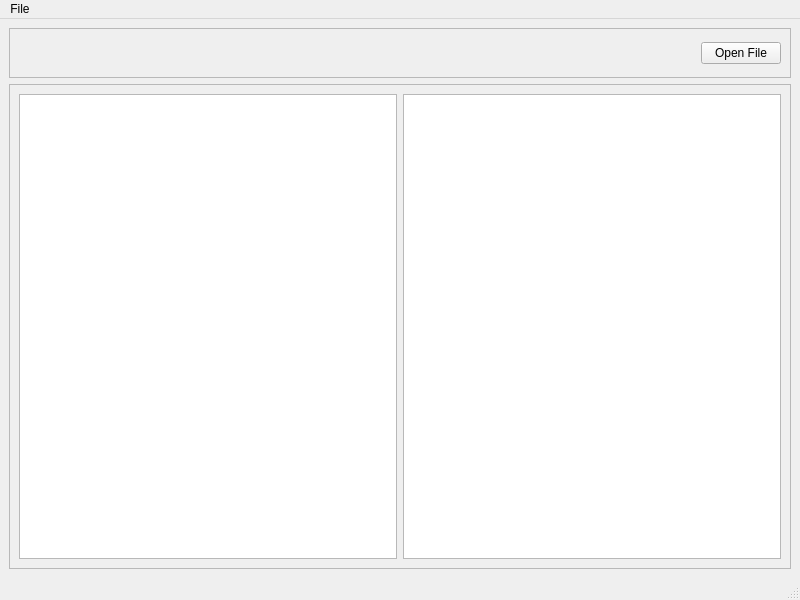
nothanley/YukesCloth, file YCLViewer/mainwindow.ui: the form before one commit.
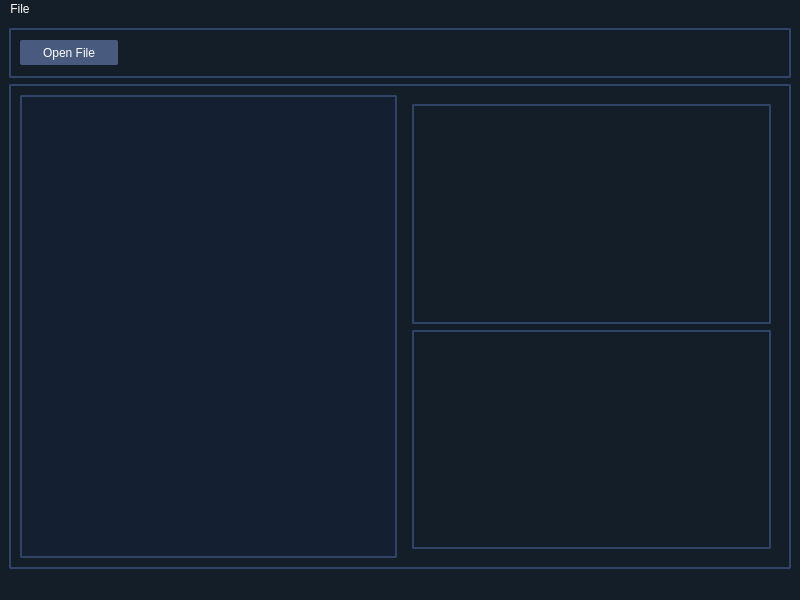
The form after the commit.

```diff
--- a/YCLViewer/mainwindow.ui
+++ b/YCLViewer/mainwindow.ui
@@ -13,6 +13,109 @@
   <property name="windowTitle">
    <string>MainWindow</string>
   </property>
+  <property name="styleSheet">
+   <string notr="true">QWidget{
+	background-color: rgb(20, 30, 40);
+	color: rgb(255,255,255);
+}
+
+QFrame{
+	border: 2px solid white;
+	border-radius: 2px;
+	border-color: rgb(49, 68, 101);
+	alternate-background-color: rgba(31, 46, 74,70);
+}
+
+QScrollBar:vertical{
+	width:  12px;
+	background-color: rgb(31, 24, 38);
+	margin: 0px 0px 0px 0px;
+}
+QScrollBar:handle{
+	min-height: 45px;
+	border-radius: 4px;
+	background-color: rgb(40, 59, 93);
+}
+QScrollBar:arrow{
+	border-radius: 4px;
+	background-color: rgb(50, 69, 103);
+}
+QScrollBar:handle:hover{
+	border-radius: 4px;
+	background-color: rgb(60, 79, 113);
+}
+QScrollBar::sub-page:vertical {
+    background-color: rgb(20, 31, 50)
+}
+
+QScrollBar::add-page:vertical {
+    background-color: rgb(20, 31, 50)
+}
+
+
+QProgressBar{ 
+	color: rgba(255,255,255,200);
+	border: solid grey;
+	border-top-right-radius: 12px;
+	border-top-left-radius: 12px;
+	border-bottom-right-radius: 12px;
+	border-bottom-left-radius: 12px;
+	background-color: rgb(15, 25, 45);
+}
+QProgressBar::chunk {
+	background-color:
+	qlineargradient(
+	spread:pad, x1:0, y1:1, x2:1, y2:0,
+	stop:0 rgba(80, 120, 150, 100), 
+	stop:1 rgba(80, 120, 150, 225));
+
+	border-top-right-radius: 5px;
+	border-top-left-radius: 5px;
+	border-bottom-right-radius: 5px;
+	border-bottom-left-radius: 5px;
+}
+
+
+QTreeView{
+	border: 2px solid white;
+	background-color: rgb(20, 31, 50);
+	border-radius: 2px;
+	border-color: rgb(49, 68, 101);
+	alternate-background-color: rgba(31, 46, 74,70);
+}
+
+QTreeView:item:hover{
+	alternate-background-color: rgb(255, 255, 127);
+	background-color: rgb(57, 85, 136);
+}
+
+QTreeView:item:selected{
+	alternate-background-color: rgb(255, 255, 127);
+	background-color: rgb(87, 105, 166);
+}
+
+QTreeView:item:pressed{
+	background-color:rgba(255, 255, 255,255);
+	alternate-background-color: rgba(255, 255, 255,255);
+}
+
+QPushButton{
+	color: rgb(255, 255, 255);
+	background-color:rgb(72, 90, 125);
+	border: 0px;
+	border-radius: 2px;
+}
+QPushButton:hover{
+	background-color:rgb(80, 99, 133);
+}
+QPushButton:pressed{
+	background-color:rgb(100, 120, 140);
+}
+
+
+
+</string>
+  </property>
   <widget class="QWidget" name="centralwidget">
    <layout class="QVBoxLayout" name="verticalLayout">
     <item>
@@ -30,6 +133,19 @@
        <enum>QFrame::Raised</enum>
       </property>
       <layout class="QHBoxLayout" name="horizontalLayout_2">
+       <item>
+        <widget class="QPushButton" name="OpenFile">
+         <property name="minimumSize">
+          <size>
+           <width>98</width>
+           <height>25</height>
+          </size>
+         </property>
+         <property name="text">
+          <string>Open File</string>
+         </property>
+        </widget>
+       </item>
        <item>
         <spacer name="horizontalSpacer">
          <property name="orientation">
@@ -43,13 +159,6 @@
          </property>
         </spacer>
        </item>
-       <item>
-        <widget class="QPushButton" name="OpenFile">
-         <property name="text">
-          <string>Open File</string>
-         </property>
-        </widget>
-       </item>
       </layout>
      </widget>
     </item>
@@ -78,7 +187,40 @@
         </widget>
        </item>
        <item>
-        <widget class="QTableView" name="tableView"/>
+        <widget class="QWidget" name="widget" native="true">
+         <layout class="QVBoxLayout" name="verticalLayout_2">
+          <item>
+           <widget class="QTextEdit" name="textEdit">
+            <property name="font">
+             <font>
+              <family>Times New Roman</family>
+              <italic>false</italic>
+              <bold>false</bold>
+             </font>
+            </property>
+            <property name="lineWrapColumnOrWidth">
+             <number>0</number>
+            </property>
+            <property name="readOnly">
+             <bool>true</bool>
+            </property>
+            <property name="html">
+             <string>&lt;!DOCTYPE HTML PUBLIC &quot;-//W3C//DTD HTML 4.0//EN&quot; &quot;http://www.w3.org/TR/REC-html40/strict.dtd&quot;&gt;
+&lt;html&gt;&lt;head&gt;&lt;meta name=&quot;qrichtext&quot; content=&quot;1&quot; /&gt;&lt;meta charset=&quot;utf-8&quot; /&gt;&lt;style type=&quot;text/css&quot;&gt;
+p, li { white-space: pre-wrap; }
+hr { height: 1px; border-width: 0; }
+li.unchecked::marker { content: &quot;\2610&quot;; }
+li.checked::marker { content: &quot;\2612&quot;; }
+&lt;/style&gt;&lt;/head&gt;&lt;body style=&quot; font-family:'Times New Roman'; font-size:9pt; font-weight:400; font-style:normal;&quot;&gt;
+&lt;p style=&quot;-qt-paragraph-type:empty; margin-top:0px; margin-bottom:0px; margin-left:0px; margin-right:0px; -qt-block-indent:0; text-indent:0px;&quot;&gt;&lt;br /&gt;&lt;/p&gt;&lt;/body&gt;&lt;/html&gt;</string>
+            </property>
+           </widget>
+          </item>
+          <item>
+           <widget class="QTableWidget" name="tableWidget"/>
+          </item>
+         </layout>
+        </widget>
        </item>
       </layout>
      </widget>
@@ -91,7 +233,7 @@
      <x>0</x>
      <y>0</y>
      <width>800</width>
-     <height>20</height>
+     <height>21</height>
     </rect>
    </property>
    <widget class="QMenu" name="menuFile">
```
Left out of the diff: 3 changed lines with no effect on the pictures.
